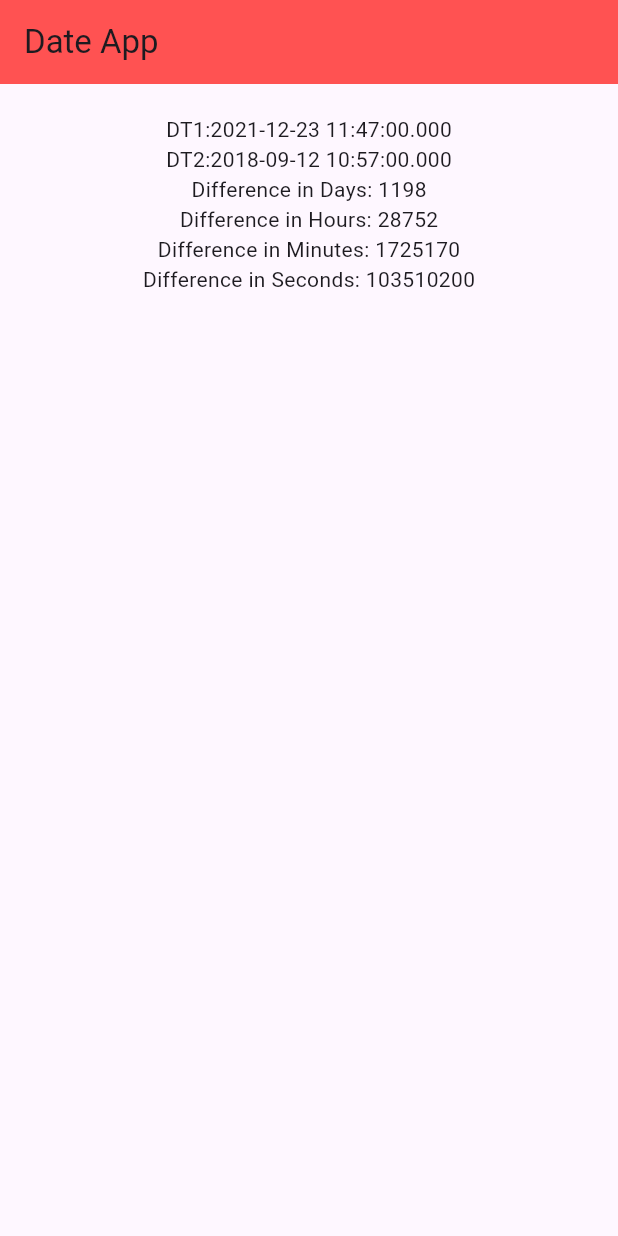
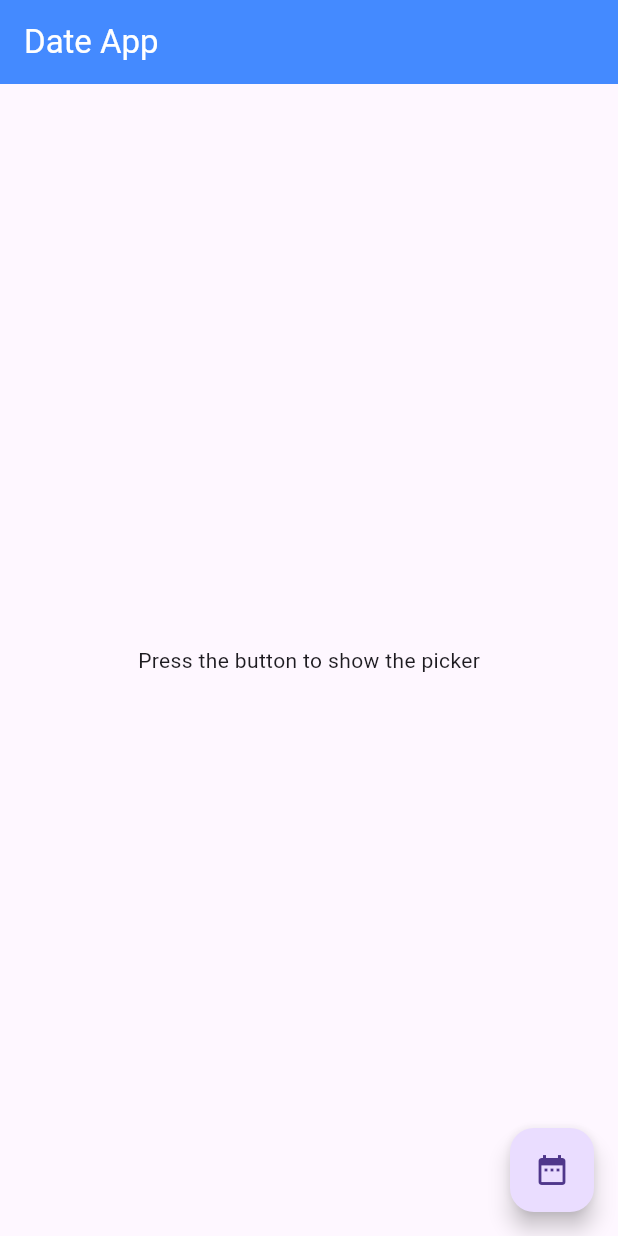
Before and after one commit to WinsDominoes/dateapp, a Flutter app: the screen it shows after launch, on a phone screen of 412 x 824 dp. Run offline on Flutter 3.47's test engine with Material 3 defaults, Android fonts, the phone set to English and light mode, and no system bars.

Commit message:
Initial commit 2

```diff
--- a/lib/main.dart
+++ b/lib/main.dart
@@ -6,43 +6,106 @@ void main() {
   ));
 }
 
+int daysBetween(DateTime from, DateTime to) {
+  from = DateTime(from.year, from.month, from.day);
+  to = DateTime(to.year, to.month, to.day);
+  return (to.difference(from).inHours / 24).round();
+}
+
 class Home extends  StatefulWidget {
   @override
   State<Home> createState() => _HomeState();
 }
 
 class _HomeState extends State<Home> {
+  DateTimeRange? _selectedDateRange;
+
+  // This function will be triggered when the floating button is pressed
+  void _show() async {
+    final DateTimeRange? result = await showDateRangePicker(
+      context: context,
+      firstDate: DateTime(1970, 1, 1),
+      lastDate: DateTime(2030, 12, 31),
+      currentDate: DateTime.now(),
+      saveText: 'Done',
+    );
+
+    if (result != null) {
+      // Rebuild the UI
+      // print(result.start.toString());
+      setState(() {
+        _selectedDateRange = result;
+      });
+    }
+  }
+
+  Duration daysBetween(DateTime from, DateTime to) {
+     from = DateTime(from.year, from.month, from.day);
+     to = DateTime(to.year, to.month, to.day);
+     return to.difference(from);
+  }
 
   @override
   Widget build(BuildContext context) {
+    final startDate = _selectedDateRange?.start ?? DateTime(2020, 1, 1);
+    final endDate= _selectedDateRange?.end ?? DateTime(2022, 1, 1);
+    final difference = daysBetween(
+      DateTime.parse(startDate.toString()),
+      DateTime.parse(endDate.toString())
+    );
 
-    DateTime dt1 = DateTime.parse("2021-12-23 11:47:00");
-    DateTime dt2 = DateTime.parse("2018-09-12 10:57:00");
-
-    Duration diff = dt1.difference(dt2);
+    int diffDays = difference.inDays;
+    int diffHours = difference.inHours % 24;
+    int diffMinutes = difference.inMinutes % 60;
+    int diffSeconds = difference.inSeconds % 60;
 
     return Scaffold(
          appBar: AppBar(
-            title: Text("Date App"),
-            backgroundColor: Colors.redAccent,
+            title:
+              const
+                Text(
+                  "Date App",
+                  style: TextStyle(color: Colors.white),
+                ),
+            backgroundColor: Colors.blueAccent,
          ),
-          body: Container(
-             alignment: Alignment.center,
-             padding: EdgeInsets.all(20),
-             child: Column(
-               children:[
+          body: _selectedDateRange == null
+            ? const Center(
+                child: Text('Press the button to show the picker'),
+              )
+            : Padding(
+                padding: const EdgeInsets.all(30),
+                child: Column(
+                  crossAxisAlignment: CrossAxisAlignment.start,
+                  children: [
+                    Text(
+                      "${startDate.toString().split(' ')[0]}",
+                      style: const TextStyle(fontSize: 14, color: Colors.black),
+                    ),
 
-                      Text("DT1:" + dt1.toString()),
-                      Text("DT2:" + dt2.toString()),
+                    const SizedBox(
+                      height: 20,
+                    ),
 
-                      Text("Difference in Days: " + diff.inDays.toString()),
-                      Text("Difference in Hours: " + diff.inHours.toString()),
-                      Text("Difference in Minutes: " + diff.inMinutes.toString()),
-                      Text("Difference in Seconds: " + diff.inSeconds.toString()),
+                    Text(
+                        "${endDate.toString().split(' ')[0]}",
+                        style: const TextStyle(fontSize: 14, color: Colors.black)),
 
-                ]
-             ),
-          )
+                    const SizedBox(
+                      height: 20,
+                    ),
+
+                    Text(
+                        "Difference: $diffDays day(s) - $diffHours hour(s) - $diffMinutes minute(s) - $diffSeconds second(s)",
+                        style: const TextStyle(fontSize: 24, color: Colors.black))
+                  ],
+                ),
+              ),
+          // This button is used to show the date range picker
+          floatingActionButton: FloatingActionButton(
+            onPressed: _show,
+            child: const Icon(Icons.date_range),
+          ),
       );
   }
 }
--- a/pubspec.yaml
+++ b/pubspec.yaml
@@ -45,7 +45,7 @@ dev_dependencies:
   # activated in the `analysis_options.yaml` file located at the root of your
   # package. See that file for information about deactivating specific lint
   # rules and activating additional ones.
-  flutter_lints: ^2.0.0
+  flutter_lints: ^3.0.1
 
 # For information on the generic Dart part of this file, see the
 # following page: https://dart.dev/tools/pub/pubspec
```
